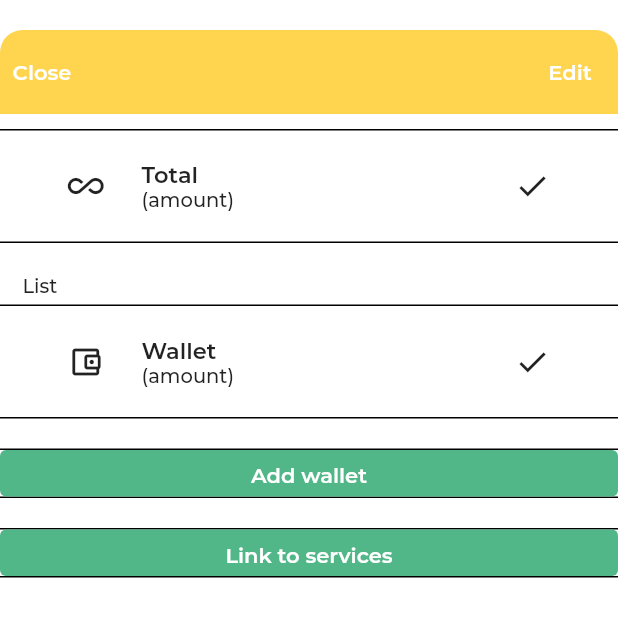
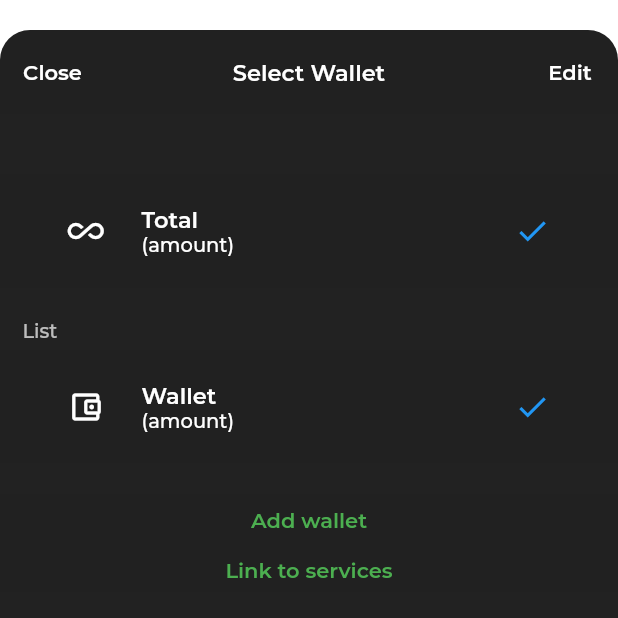
Before and after one commit to ltk84/money-man, a Flutter app: the Wallet_Selection screen opened directly, on a phone screen of 412 x 824 dp, the top half of it. Run offline on Flutter 3.47's test engine with Material 2 defaults, Android fonts, the phone set to English and light mode, and no system bars; our stand-ins replace email_validator, firebase_auth, firebase_core, firebase_storage, flutter_spinkit, flutter_swiper and 2 more; accounts and stored records are empty; project files that could hold a hidden picture were left out.

Commit message:
Update wallet selection ui, event onpress wallet selection

```diff
--- a/money_man/lib/ui/screens/transaction_screens/transaction_screen.dart
+++ b/money_man/lib/ui/screens/transaction_screens/transaction_screen.dart
@@ -4,6 +4,7 @@ import 'package:flutter/rendering.dart';
 import 'package:intl/intl.dart';
 import 'package:money_man/core/models/test.dart';
 import 'package:sticky_headers/sticky_headers.dart';
+import 'package:money_man/ui/screens/wallet_selection.dart';
 
 class TransactionScreen extends StatefulWidget{
   int indexNow = 0;
@@ -29,7 +30,6 @@ class _TransactionScreen extends State<TransactionScreen> with TickerProviderSta
     super.initState();
     _tabController = TabController(length: 300, vsync: this, initialIndex: 150);
   }
-  var vi = ['vi 1' , 'vi 2', 'vi 3'];
   @override
   Widget build(BuildContext context) {
     return DefaultTabController(
@@ -43,7 +43,14 @@ class _TransactionScreen extends State<TransactionScreen> with TickerProviderSta
             children: [
               Expanded(
                 child: IconButton(
-                  icon: const Icon(Icons.account_balance_wallet, color: Colors.grey), onPressed: () {  },
+                  icon: const Icon(Icons.account_balance_wallet, color: Colors.grey), onPressed: () {
+                    return showDialog(
+                      context: context,
+                      builder: (context) {
+                        return Wallet_Selection();
+                      }
+                    );
+                  },
                 ),
               ),
               Expanded(
@@ -192,6 +199,7 @@ class _TransactionScreen extends State<TransactionScreen> with TickerProviderSta
                       ),
                       child: StickyHeader(
                         header: Container(
+                          color: Colors.grey[900],
                           padding: EdgeInsets.fromLTRB(10.0, 10.0, 10.0, 5.0),
                           child: Row(
                             children: <Widget>[
--- a/money_man/lib/ui/screens/wallet_selection.dart
+++ b/money_man/lib/ui/screens/wallet_selection.dart
@@ -2,23 +2,33 @@ import 'package:flutter/cupertino.dart';
 import 'package:flutter/material.dart';
 import 'package:money_man/ui/style.dart';
 
-class Wallet_Selection extends StatelessWidget {
+class Wallet_Selection extends StatefulWidget {
+  @override
+  _Wallet_SelectionState createState() => _Wallet_SelectionState();
+}
+
+class _Wallet_SelectionState extends State<Wallet_Selection> {
   @override
   Widget build(BuildContext context) {
     return Container(
+      color: Colors.transparent,
       padding: EdgeInsets.fromLTRB(0, 20, 0, 0),
       child: Scaffold(
-          backgroundColor: secondaryColor,
+          backgroundColor: Colors.transparent,
         appBar: AppBar(
+          leadingWidth: 70.0,
+          centerTitle: true,
           elevation: 0,
-          backgroundColor: primaryColor,
+          backgroundColor: Colors.grey[900],
             shape: RoundedRectangleBorder(
                 borderRadius: BorderRadius.only(
-                    topLeft: Radius.circular(15.0),
-                    topRight: Radius.circular(15.0)
+                    topLeft: Radius.circular(20.0),
+                    topRight: Radius.circular(20.0)
                 )),
           leading: TextButton(
-              onPressed: () {},
+              onPressed: () {
+                Navigator.of(context).pop();
+              },
               child: const Text(
                   'Close',
                   style: tsButton,
@@ -28,6 +38,7 @@ class Wallet_Selection extends StatelessWidget {
                 backgroundColor: Colors.transparent,
               )
           ),
+          title: Text('Select Wallet', style: tsMain),
           actions: <Widget>[
             TextButton(
                 onPressed: () {},
@@ -42,22 +53,25 @@ class Wallet_Selection extends StatelessWidget {
             ),
           ],
         ),
-        body: Column(
+        body: Container(
+          color: Colors.black87,
+          child: Column(
             children: [
               SizedBox(
-              height: 10.0,
+                height: 40.0,
               ),
               Container(
                 padding: EdgeInsets.all(20.0),
                 width: double.infinity,
                 decoration: BoxDecoration(
+                    color: Colors.grey[900],
                     border: Border(
                         top: BorderSide(
-                        color: Colors.black,
+                          color: Colors.grey[900],
                           width: 1.0,
                         ),
                         bottom: BorderSide(
-                        color: Colors.black,
+                          color: Colors.grey[900],
                           width: 1.0,
                         )
                     )
@@ -66,7 +80,7 @@ class Wallet_Selection extends StatelessWidget {
                   children: [
                     Expanded(
                         flex: 1,
-                      child: Icon(Icons.all_inclusive_outlined)
+                        child: Icon(Icons.all_inclusive_outlined, color: Colors.white)
                     ),
                     Expanded(
                       flex: 3,
@@ -87,7 +101,7 @@ class Wallet_Selection extends StatelessWidget {
                     ),
                     Expanded(
                         flex: 1,
-                      child: Icon(Icons.check)
+                        child: Icon(Icons.check, color: Colors.blue)
                     )
                   ],
                 ),
@@ -101,7 +115,7 @@ class Wallet_Selection extends StatelessWidget {
                   alignment: Alignment.bottomLeft,
                   child: Text(
                       'List',
-                    style: tsChild,
+                      style: tsChild_Sec,
                   ),
                 ),
               ),
@@ -109,13 +123,14 @@ class Wallet_Selection extends StatelessWidget {
                 padding: EdgeInsets.all(20.0),
                 width: double.infinity,
                 decoration: BoxDecoration(
+                    color: Colors.grey[900],
                     border: Border(
                         top: BorderSide(
-                        color: Colors.black,
+                          color: Colors.grey[900],
                           width: 1.0,
                         ),
                         bottom: BorderSide(
-                        color: Colors.black,
+                          color: Colors.grey[900],
                           width: 1.0,
                         )
                     )
@@ -124,7 +139,7 @@ class Wallet_Selection extends StatelessWidget {
                   children: [
                     Expanded(
                         flex: 1,
-                      child: Icon(Icons.account_balance_wallet_outlined),
+                        child: Icon(Icons.account_balance_wallet_outlined, color: Colors.white),
                     ),
                     Expanded(
                       flex: 3,
@@ -145,7 +160,7 @@ class Wallet_Selection extends StatelessWidget {
                     ),
                     Expanded(
                         flex: 1,
-                      child: Icon(Icons.check)
+                        child: Icon(Icons.check, color: Colors.blue)
                     )
                   ],
                 ),
@@ -157,48 +172,48 @@ class Wallet_Selection extends StatelessWidget {
                   height: 33,
                   width: double.infinity,
                   decoration: BoxDecoration(
+                      color: Colors.grey[900],
                       border: Border(
                           top: BorderSide(
-                          color: Colors.black,
+                            color: Colors.grey[900],
                             width: 1.0,
                           ),
                           bottom: BorderSide(
-                          color: Colors.black,
+                            color: Colors.grey[900],
                             width: 1.0,
                           )
                       )
                   ),
                   child: TextButton(
                     onPressed: () {},
-                  child: Text('Add wallet', style: tsButton),
-                  style: ButtonStyle(backgroundColor: MaterialStateProperty.all(success)),
+                    child: Text('Add wallet', style: tsButton_wallet),
+                    //style: ButtonStyle(backgroundColor: MaterialStateProperty.all(success)),
                   )
-            ),
-            SizedBox(
-              height: 20,
               ),
               Container(
                   height: 33,
                   width: double.infinity,
                   decoration: BoxDecoration(
+                      color: Colors.grey[900],
                       border: Border(
                           top: BorderSide(
-                          color: Colors.black,
+                            color: Colors.grey[900],
                             width: 1.0,
                           ),
                           bottom: BorderSide(
-                          color: Colors.black,
+                            color: Colors.grey[900],
                             width: 1.0,
                           )
                       )
                   ),
                   child: TextButton(
                     onPressed: () {},
-                  child: Text('Link to services', style: tsButton),
-                  style: ButtonStyle(backgroundColor: MaterialStateProperty.all(success)),
+                    child: Text('Link to services', style: tsButton_wallet),
+                    //style: ButtonStyle(backgroundColor: MaterialStateProperty.all(success)),
                   )
               ),
             ],
+          ),
         )
       ),
     );
--- a/money_man/lib/ui/style.dart
+++ b/money_man/lib/ui/style.dart
@@ -11,6 +11,8 @@ const Color success = Color(0xFF52B788);
 // Text styles
 const TextStyle tsAppBar = TextStyle(color: textColor, fontFamily: 'Montserrat', fontWeight: FontWeight.w600, fontSize: 18.0);
 const TextStyle tsButton = TextStyle(color: Colors.white, fontFamily: 'Montserrat', fontWeight: FontWeight.w600,);
+const TextStyle tsButton_wallet = TextStyle(color: Colors.green, fontFamily: 'Montserrat', fontWeight: FontWeight.w600,);
 const TextStyle tsRegular = TextStyle(color: textColor, fontFamily: ' Montserrat', fontWeight: FontWeight.w400, fontSize: 15.0);
-const TextStyle tsMain = TextStyle(fontFamily: 'Montserrat', fontWeight: FontWeight.w600, fontSize: 15.0);
-const TextStyle tsChild = TextStyle(fontFamily: 'Montserrat', fontWeight: FontWeight.w500, fontSize: 13.0);
+const TextStyle tsMain = TextStyle(color: Colors.white, fontFamily: 'Montserrat', fontWeight: FontWeight.w600, fontSize: 15.0);
+const TextStyle tsChild = TextStyle(color: Colors.white, fontFamily: 'Montserrat', fontWeight: FontWeight.w500, fontSize: 13.0);
+const TextStyle tsChild_Sec = TextStyle(color: Colors.white70, fontFamily: 'Montserrat', fontWeight: FontWeight.w500, fontSize: 13.0);
```
Lines whose indentation alone changed are shown as unchanged.
